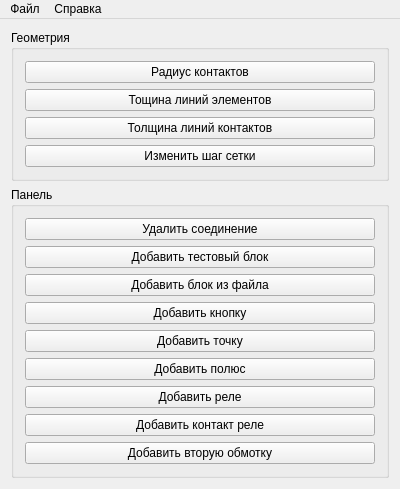
Before: the Qt Designer form mainwindow.ui in Filatoff73/StationRedactor2, drawn with Qt 5.
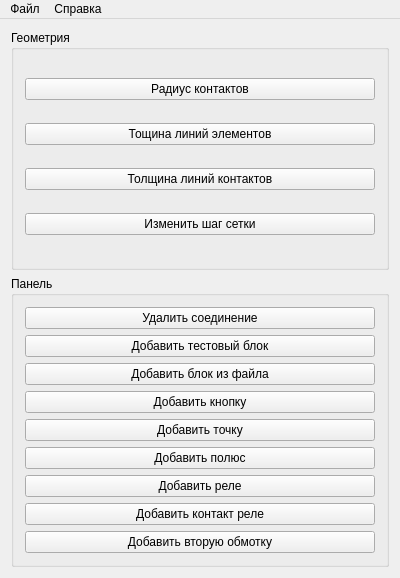
After: the same form once the commit is applied.

Patch:
```diff
--- a/mainwindow.ui
+++ b/mainwindow.ui
@@ -7,7 +7,7 @@
     <x>0</x>
     <y>0</y>
     <width>400</width>
-    <height>420</height>
+    <height>578</height>
    </rect>
   </property>
   <property name="sizePolicy">
```
Left out of the diff: 8 changed lines with no effect on the pictures.
